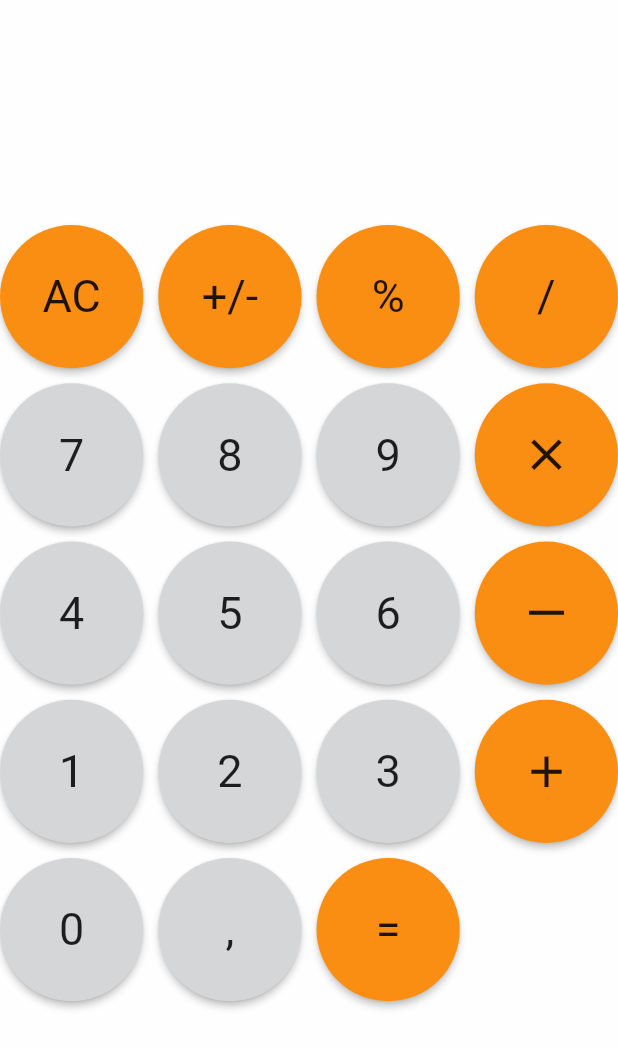
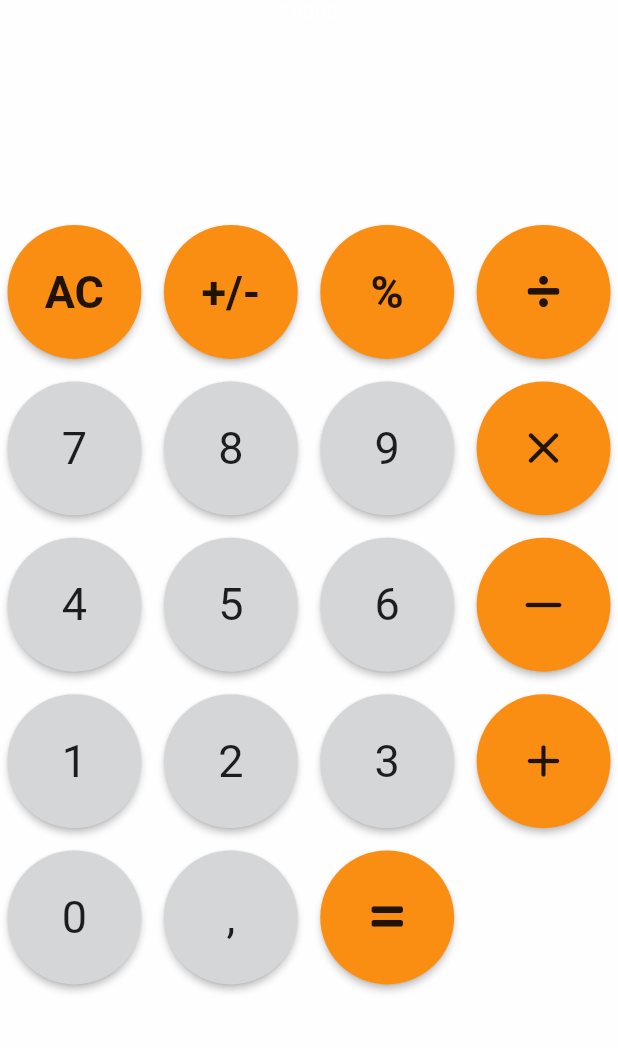
Before and after one commit to besimgurbuz/calculator_app, a Flutter app: the screen it shows after launch, on a phone screen of 412 x 824 dp. Shown: the top 1048 px of the screen. Run offline on Flutter 3.47's test engine with Material 2 defaults, Android fonts, the phone set to English and light mode, and no system bars.

Commit message:
add custom icons

```diff
--- a/lib/main.dart
+++ b/lib/main.dart
@@ -1,4 +1,4 @@
-import 'package:calculator_app/screens/MainScreen.dart';
+import 'package:calculator_app/screens/main_screen.dart';
 import 'package:flutter/material.dart';
 
 void main() {
--- a/lib/models/Button.dart
+++ /dev/null
@@ -1,11 +0,0 @@
-import 'package:flutter/material.dart';
-
-class Button {
-  String key;
-  String text;
-  int action;
-  IconData icon;
-
-  Button(this.key, this.text, this.action);
-  Button.fromIcon(this.key, this.icon, this.action);
-}
--- /dev/null
+++ b/lib/models/button.dart
@@ -0,0 +1,13 @@
+import 'package:flutter/material.dart';
+
+class Button {
+  String key;
+  String text;
+  int action;
+  IconData icon;
+  bool isCustom;
+  bool isWide;
+
+  Button(this.key, this.text, this.action, {this.isWide = false});
+  Button.fromIcon(this.key, this.icon, this.action, {this.isWide = false, this.isCustom = false});
+}
--- /dev/null
+++ b/lib/models/custom_icons.dart
@@ -0,0 +1,30 @@
+/// Flutter icons CustomIcons
+/// Copyright (C) 2020 by original authors @ fluttericon.com, fontello.com
+/// This font was generated by FlutterIcon.com, which is derived from Fontello.
+///
+/// To use this font, place it in your fonts/ directory and include the
+/// following in your pubspec.yaml
+///
+/// flutter:
+///   fonts:
+///    - family:  CustomIcons
+///      fonts:
+///       - asset: fonts/CustomIcons.ttf
+///
+///
+/// * Font Awesome 5, Copyright (C) 2016 by Dave Gandy
+///         Author:    Dave Gandy
+///         License:   SIL (https://github.com/FortAwesome/Font-Awesome/blob/master/LICENSE.txt)
+///         Homepage:  http://fortawesome.github.com/Font-Awesome/
+///
+import 'package:flutter/widgets.dart';
+
+class CustomIcons {
+  CustomIcons._();
+
+  static const _kFontFam = 'CustomIcons';
+  static const _kFontPkg = null;
+
+  static const IconData divide = IconData(0xf529, fontFamily: _kFontFam, fontPackage: _kFontPkg);
+  static const IconData equals = IconData(0xf52c, fontFamily: _kFontFam, fontPackage: _kFontPkg);
+}
--- a/lib/screens/ButtonsScreen.dart
+++ b/lib/screens/buttons_screen.dart
@@ -1,4 +1,5 @@
-import 'package:calculator_app/models/Button.dart';
+import 'package:calculator_app/models/button.dart';
+import 'package:calculator_app/models/custom_icons.dart';
 import 'package:flutter/material.dart';
 
 class ButtonsScreen extends StatelessWidget {
@@ -6,22 +7,22 @@ class ButtonsScreen extends StatelessWidget {
     Button('0', 'AC', 1),
     Button('1', '+/-', 1),
     Button('2', '%', 1),
-    Button('3', '/', 1),
+    Button.fromIcon('3', CustomIcons.divide, 1, isCustom: true),
     Button('4', '7', 0),
     Button('5', '8', 0),
     Button('6', '9', 0),
-    Button.fromIcon('7', Icons.clear, 1),
+    Button.fromIcon('7', Icons.clear_rounded, 1),
     Button('8', '4', 0),
     Button('9', '5', 0),
     Button('10', '6', 0),
-    Button.fromIcon('11', Icons.horizontal_rule, 1),
+    Button.fromIcon('11', Icons.horizontal_rule_rounded, 1),
     Button('12', '1', 0),
     Button('13', '2', 0),
     Button('14', '3', 0),
-    Button.fromIcon('15', Icons.add, 1),
-    Button('16', '0', 0),
-    Button('16', ',', 0),
-    Button('16', '=', 1),
+    Button.fromIcon('15', Icons.add_rounded, 1),
+    Button('16', '0', 0, isWide: true),
+    Button('17', ',', 0),
+    Button.fromIcon('18', CustomIcons.equals, 1, isCustom: true),
   ];
 
   Function pressAction(String btn) {
@@ -35,17 +36,15 @@ class ButtonsScreen extends StatelessWidget {
       width: MediaQuery.of(context).size.width,
       height: MediaQuery.of(context).size.height - 150,
       child: GridView.count(
-        padding: EdgeInsets.all(0),
+        padding: EdgeInsets.fromLTRB(5, 0, 5, 0),
         crossAxisCount: 4,
-        crossAxisSpacing: 10,
-        mainAxisSpacing: 10,
+        crossAxisSpacing: 15,
+        mainAxisSpacing: 15,
         children: buttons.map((element) {
-          return Container(
-            height: 100,
-            width: element.text == '0' ? MediaQuery.of(context).size.width / 2 : MediaQuery.of(context).size.width / 4,
-            child: RawMaterialButton(
-              fillColor: element.action == 1 ? Color.fromRGBO(250, 142, 18, 1) : Color.fromRGBO(213, 214, 216, 1),
-              splashColor: Color(0x000),
+          return SizedBox(
+            child: MaterialButton(
+              color: element.action == 1 ? Color.fromRGBO(250, 142, 18, 1) : Color.fromRGBO(213, 214, 216, 1),
+              splashColor: element.action == 1 ? Colors.orange : Color.fromRGBO(213, 214, 216, 0.5),
               elevation: 2.0,
               shape: CircleBorder(),
               onPressed: pressAction(element.key),
@@ -53,11 +52,9 @@ class ButtonsScreen extends StatelessWidget {
                 element.text,
                 style: TextStyle(
                   fontSize: 30,
+                  fontWeight: element.action != 0 ? FontWeight.bold : FontWeight.normal,
                 ),
-              ) : Icon(
-                element.icon,
-                size: 35,
-              ),
+              ) : Icon(element.icon, size: element.isCustom ? 24 : 36,),
             )
           );
         }).toList(),
--- a/lib/screens/DisplayScreen.dart
+++ b/lib/screens/display_screen.dart
@@ -10,7 +10,7 @@ class DisplayScreen extends StatelessWidget {
   Widget build(BuildContext context) {
     return Container(
       height: 150,
-      child: Text(this.data),
+      child: Text(this.data, style: TextStyle(color: Colors.white),),
     );
   }
 }
--- a/lib/screens/MainScreen.dart
+++ b/lib/screens/main_screen.dart
@@ -1,5 +1,5 @@
-import 'package:calculator_app/screens/ButtonsScreen.dart';
-import 'package:calculator_app/screens/DisplayScreen.dart';
+import 'package:calculator_app/screens/buttons_screen.dart';
+import 'package:calculator_app/screens/display_screen.dart';
 import 'package:flutter/material.dart';
 
 class MainScreen extends StatefulWidget {
@@ -8,7 +8,7 @@ class MainScreen extends StatefulWidget {
 }
 
 class _MainScreenState extends State<MainScreen> {
-  String _displayData = '';
+  String _displayData = '10000';
 
   void setDisplay() {
     setState(() {
```
Also changed, not shown: pubspec.yaml (+5 -9 lines), assets/fonts/CustomIcons.ttf (added).
